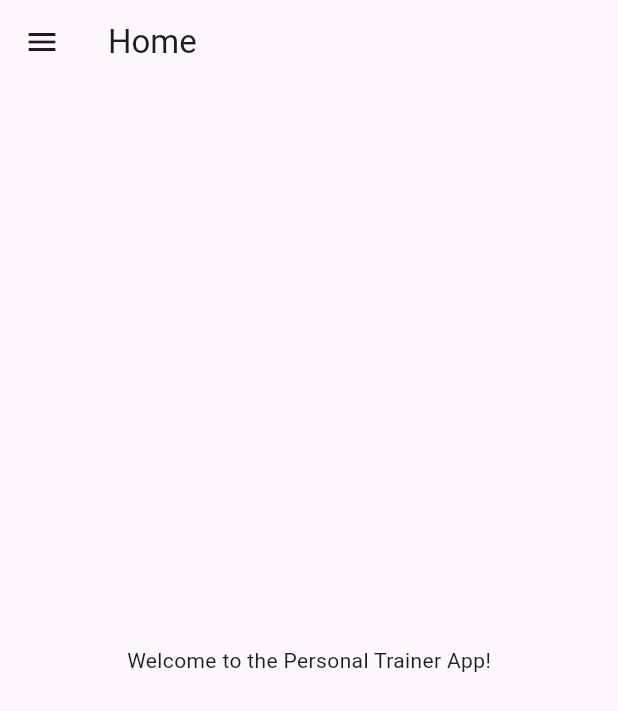
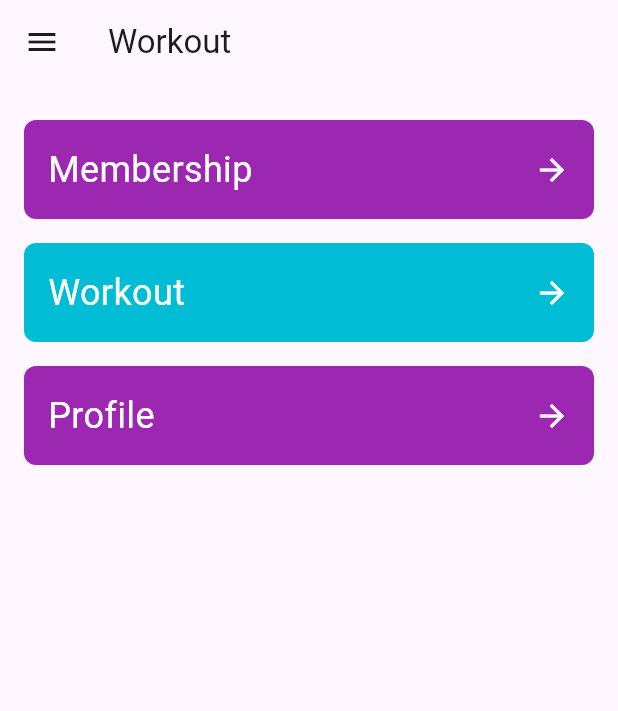
Before and after one commit to bananaNuggets75/personal-trainer-app, a Flutter app: the HomePage screen opened by its route, on a phone screen of 412 x 824 dp. Shown: the top 711 px of the screen. Run offline on Flutter 3.47's test engine with Material 3 defaults, Android fonts, the phone set to English and light mode, and no system bars; network calls fail.

Commit message:
initial format of home page

```diff
--- a/personalTrainerApp/personal_trainer_app/lib/homepage.dart
+++ b/personalTrainerApp/personal_trainer_app/lib/homepage.dart
@@ -5,7 +5,7 @@
   Widget build(BuildContext context) {
     return Scaffold(
       appBar: AppBar(
-        title: Text('Home'),
+        title: Text('Workout'),
         leading: Builder(
           builder: (context) {
             return IconButton(
@@ -18,8 +18,72 @@
         ),
       ),
       drawer: NavigationDrawer(),
-      body: Center(
-        child: Text('Welcome to the Personal Trainer App!'),
+      body: ListView(
+        padding: EdgeInsets.all(16.0),
+        children: <Widget>[
+          WorkoutItem(
+            text: 'Membership',
+            color: Colors.purple,
+            onTap: () {
+              Navigator.pushNamed(context, '/membership');
+            },
+          ),
+          WorkoutItem(
+            text: 'Workout',
+            color: Colors.cyan,
+            onTap: () {
+              Navigator.pushNamed(context, '/workout');
+            },
+          ),
+          WorkoutItem(
+            text: 'Profile',
+            color: Colors.purple,
+            onTap: () {
+              Navigator.pushNamed(context, '/profile');
+            },
+          ),
+        ],
+      ),
+    );
+  }
+}
+
+class WorkoutItem extends StatelessWidget {
+  final String text;
+  final Color color;
+  final VoidCallback onTap;
+
+  WorkoutItem({required this.text, required this.color, required this.onTap});
+
+  @override
+  Widget build(BuildContext context) {
+    return Padding(
+      padding: EdgeInsets.symmetric(vertical: 8.0),
+      child: InkWell(
+        onTap: onTap,
+        child: Container(
+          padding: EdgeInsets.all(16.0),
+          decoration: BoxDecoration(
+            color: color,
+            borderRadius: BorderRadius.circular(8.0),
+          ),
+          child: Row(
+            mainAxisAlignment: MainAxisAlignment.spaceBetween,
+            children: <Widget>[
+              Text(
+                text,
+                style: TextStyle(
+                  color: Colors.white,
+                  fontSize: 24.0,
+                ),
+              ),
+              Icon(
+                Icons.arrow_forward,
+                color: Colors.white,
+              ),
+            ],
+          ),
+        ),
       ),
     );
   }
```
